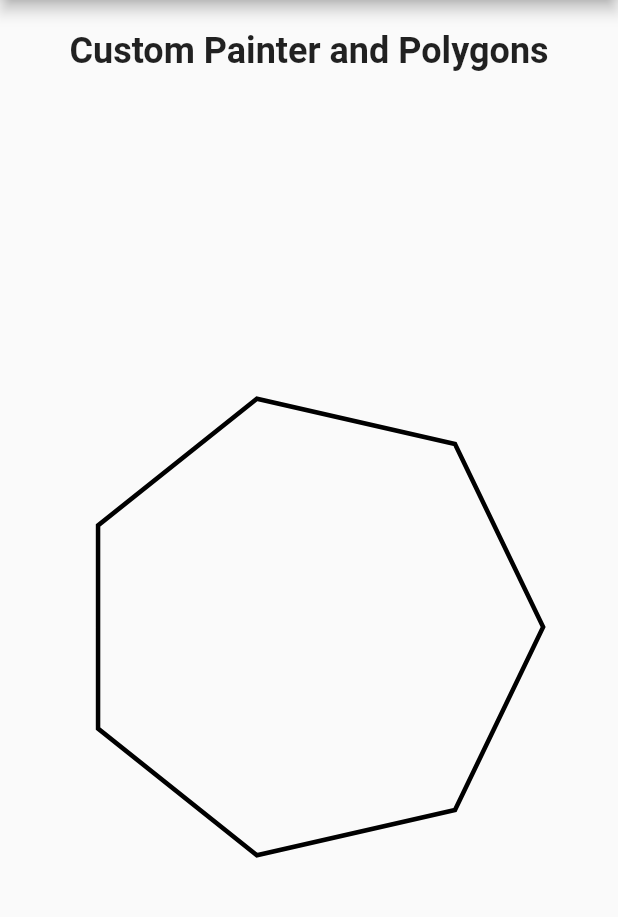
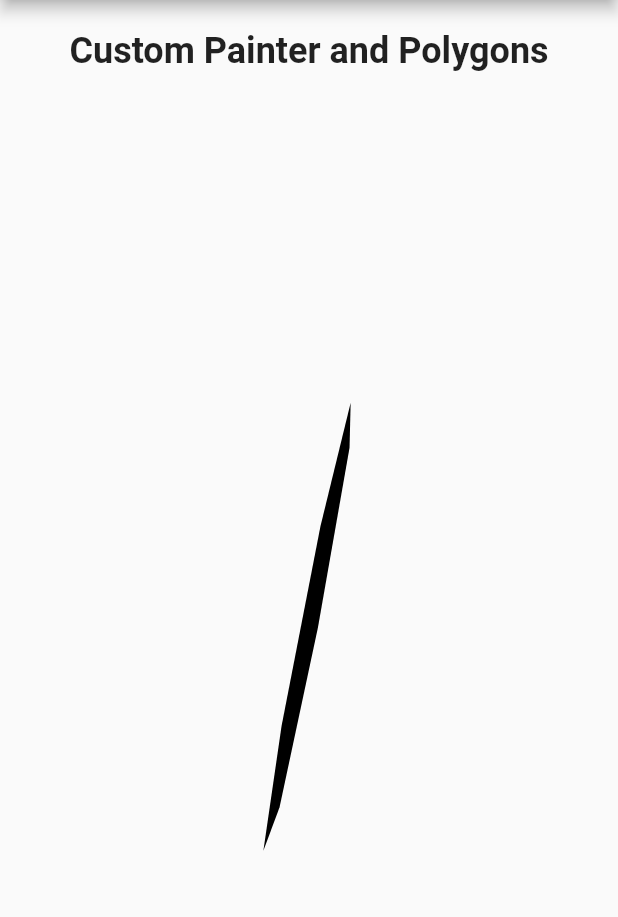
Before and after one commit to alxayeed/flutter-animation-graphics, a Flutter app: the CustomPainterScreen screen opened directly, on a phone screen of 412 x 824 dp, the part 84-1001 px from its top. Run offline on Flutter 3.47's test engine with Material 2 defaults, Android fonts, the phone set to English and light mode, and no system bars.

Commit message:
Add: rotation animation added

```diff
--- a/lib/screens/custom_painter_screen.dart
+++ b/lib/screens/custom_painter_screen.dart
@@ -16,6 +16,9 @@ class _CustomPainterScreenState extends State<CustomPainterScreen>
   late AnimationController _sizeController;
   late Animation _sizeAnimation;
 
+  late AnimationController _rotationController;
+  late Animation _rotationAnimation;
+
   @override
   void initState() {
     _sidesController =
@@ -31,6 +34,16 @@ class _CustomPainterScreenState extends State<CustomPainterScreen>
         .chain(CurveTween(curve: Curves.bounceInOut))
         .animate(_sizeController);
 
+    // rotation
+    _rotationController = AnimationController(
+      vsync: this,
+      duration: const Duration(seconds: 3),
+    );
+
+    _rotationAnimation = Tween(begin: 0.0, end: 2 * pi)
+    .chain(CurveTween(curve: Curves.easeInOut))
+        .animate(_rotationController);
+
     super.initState();
   }
 
@@ -38,6 +51,7 @@ class _CustomPainterScreenState extends State<CustomPainterScreen>
   void dispose() {
     _sidesController.dispose();
     _sizeController.dispose();
+    _rotationController.dispose();
     super.dispose();
   }
 
@@ -45,6 +59,7 @@ class _CustomPainterScreenState extends State<CustomPainterScreen>
   void didChangeDependencies() {
     _sidesController.repeat(reverse: true);
     _sizeController.repeat(reverse: true);
+    _rotationController.repeat(reverse: true);
     super.didChangeDependencies();
   }
 
@@ -80,13 +95,22 @@ class _CustomPainterScreenState extends State<CustomPainterScreen>
               animation: Listenable.merge([
                 _sidesController,
                 _sizeController,
+                _rotationController,
               ]),
               builder: (BuildContext context, Widget? child) {
-                return CustomPaint(
-                  painter: Polygon(sides: _sidesAnimation.value),
-                  child: SizedBox(
-                    height: _sizeAnimation.value,
-                    width: _sizeAnimation.value,
+                return Transform(
+                  alignment: Alignment.center,
+                  transform: Matrix4.identity()
+                    ..rotateX(_rotationAnimation.value)
+                    ..rotateY(_rotationAnimation.value)
+                ..rotateZ(_rotationAnimation.value),
+
+                  child: CustomPaint(
+                    painter: Polygon(sides: _sidesAnimation.value),
+                    child: SizedBox(
+                      height: _sizeAnimation.value,
+                      width: _sizeAnimation.value,
+                    ),
                   ),
                 );
               },
@@ -107,7 +131,7 @@ class Polygon extends CustomPainter {
   void paint(Canvas canvas, Size size) {
     var paint = Paint()
       ..color = Colors.black
-      ..style = PaintingStyle.stroke
+      ..style = PaintingStyle.fill
       ..strokeCap = StrokeCap.round
       ..strokeWidth = 3;
 
```
